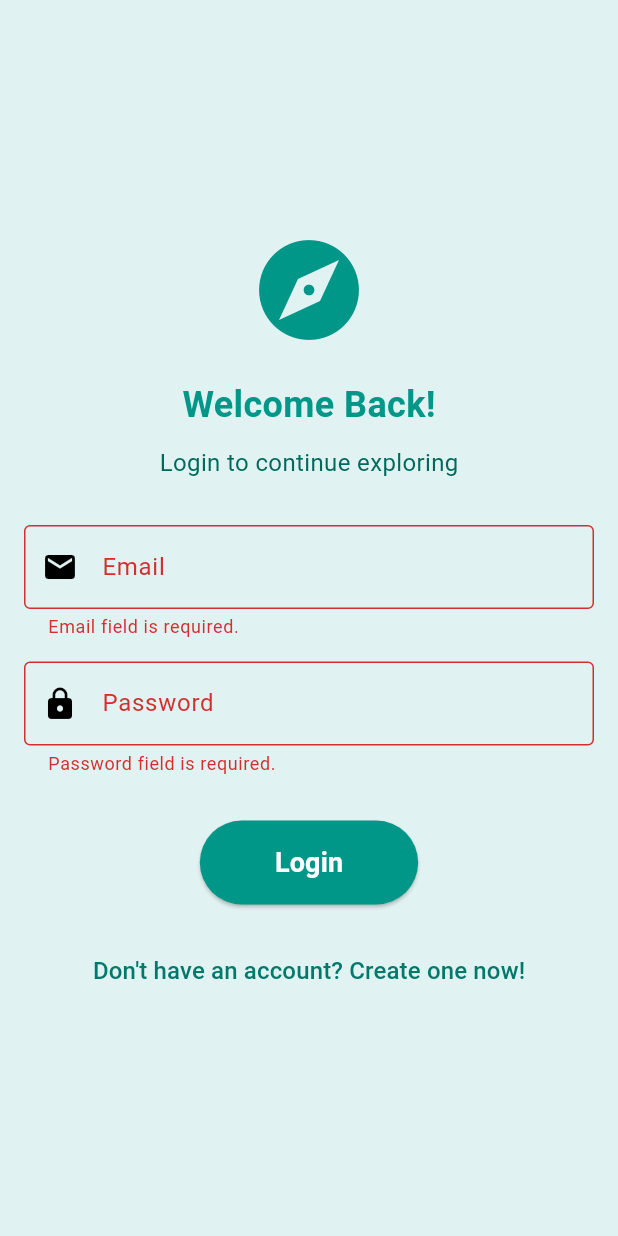
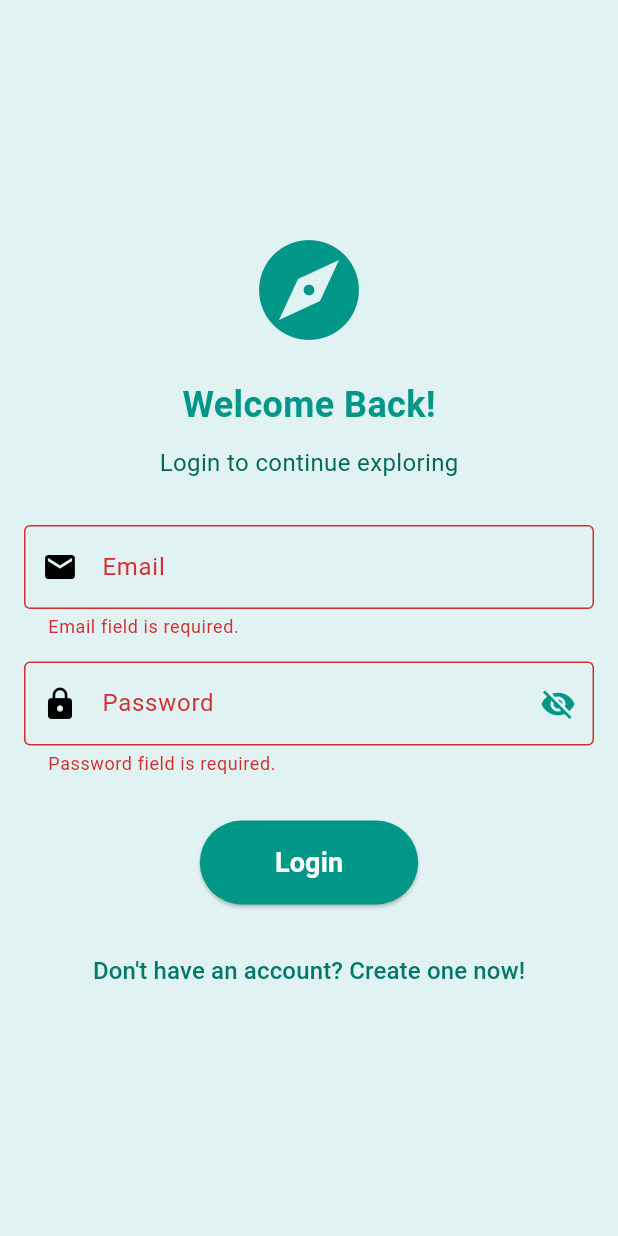
Before and after one commit to akhnasj/Smart-Tour-Guide, a Flutter app: the screen it shows after launch, after a tap on "Login", on a phone screen of 412 x 824 dp. Run offline on Flutter 3.47's test engine with Material 3 defaults, Android fonts, the light colour scheme and no system bars; our stand-ins replace cloud_firestore, firebase_auth, firebase_core; accounts and stored records are empty.

Commit message:
Added eye button

```diff
--- a/stg/lib/login.dart
+++ b/stg/lib/login.dart
@@ -10,6 +10,7 @@ class _LoginPageState extends State<LoginPage> {
   final _emailController = TextEditingController();
   final _passwordController = TextEditingController();
   final _formKey = GlobalKey<FormState>(); // GlobalKey for form validation
+  bool _obscurePassword = true; // Boolean to toggle password visibility
 
   Future<void> _loginUser() async {
     // Validate the form fields
@@ -52,7 +53,6 @@ void _clearFields() {
     _passwordController.clear();
   }
 
-
   void _showError(String message) {
     ScaffoldMessenger.of(context).showSnackBar(
       SnackBar(content: Text(message)),
@@ -76,7 +76,10 @@ void _clearFields() {
                   SizedBox(height: 20),
                   Text(
                     'Welcome Back!',
-                    style: TextStyle(fontSize: 24, fontWeight: FontWeight.bold, color: Colors.teal),
+                    style: TextStyle(
+                        fontSize: 24,
+                        fontWeight: FontWeight.bold,
+                        color: Colors.teal),
                   ),
                   SizedBox(height: 10),
                   Text(
@@ -103,15 +106,28 @@ void _clearFields() {
                   ),
                   SizedBox(height: 15),
 
-                  // Password TextField
+                  // Password TextField with Eye Icon
                   TextFormField(
                     controller: _passwordController,
                     decoration: InputDecoration(
                       labelText: 'Password',
                       prefixIcon: Icon(Icons.lock),
+                      suffixIcon: IconButton(
+                        icon: Icon(
+                          _obscurePassword
+                              ? Icons.visibility_off
+                              : Icons.visibility,
+                          color: Colors.teal,
+                        ),
+                        onPressed: () {
+                          setState(() {
+                            _obscurePassword = !_obscurePassword;
+                          });
+                        },
+                      ),
                       border: OutlineInputBorder(),
                     ),
-                    obscureText: true,
+                    obscureText: _obscurePassword,
                     validator: (value) {
                       if (value == null || value.isEmpty) {
                         return 'Password field is required.'; // Error message
@@ -123,17 +139,23 @@ void _clearFields() {
 
                   // Login Button
                   ElevatedButton(
-                    onPressed: _loginUser,
+                    onPressed: () async {
+                      await _loginUser(); // Calls your _loginUser method
+                    },
                     style: ElevatedButton.styleFrom(
                       backgroundColor: Colors.teal,
-                      padding: EdgeInsets.symmetric(horizontal: 50, vertical: 15),
+                      padding:
+                          EdgeInsets.symmetric(horizontal: 50, vertical: 15),
                       shape: RoundedRectangleBorder(
                         borderRadius: BorderRadius.circular(30),
                       ),
                     ),
                     child: Text(
                       'Login',
-                      style: TextStyle(fontSize: 18, color: Colors.white, fontWeight: FontWeight.bold),
+                      style: TextStyle(
+                          fontSize: 18,
+                          color: Colors.white,
+                          fontWeight: FontWeight.bold),
                     ),
                   ),
                   SizedBox(height: 20),
@@ -143,7 +165,10 @@ void _clearFields() {
                     onPressed: () => Navigator.pushNamed(context, '/register'),
                     child: Text(
                       'Don\'t have an account? Create one now!',
-                      style: TextStyle(fontSize: 16, color: Colors.teal[700], fontWeight: FontWeight.w500),
+                      style: TextStyle(
+                          fontSize: 16,
+                          color: Colors.teal[700],
+                          fontWeight: FontWeight.w500),
                     ),
                   ),
                 ],
```
Lines whose indentation alone changed are shown as unchanged.
